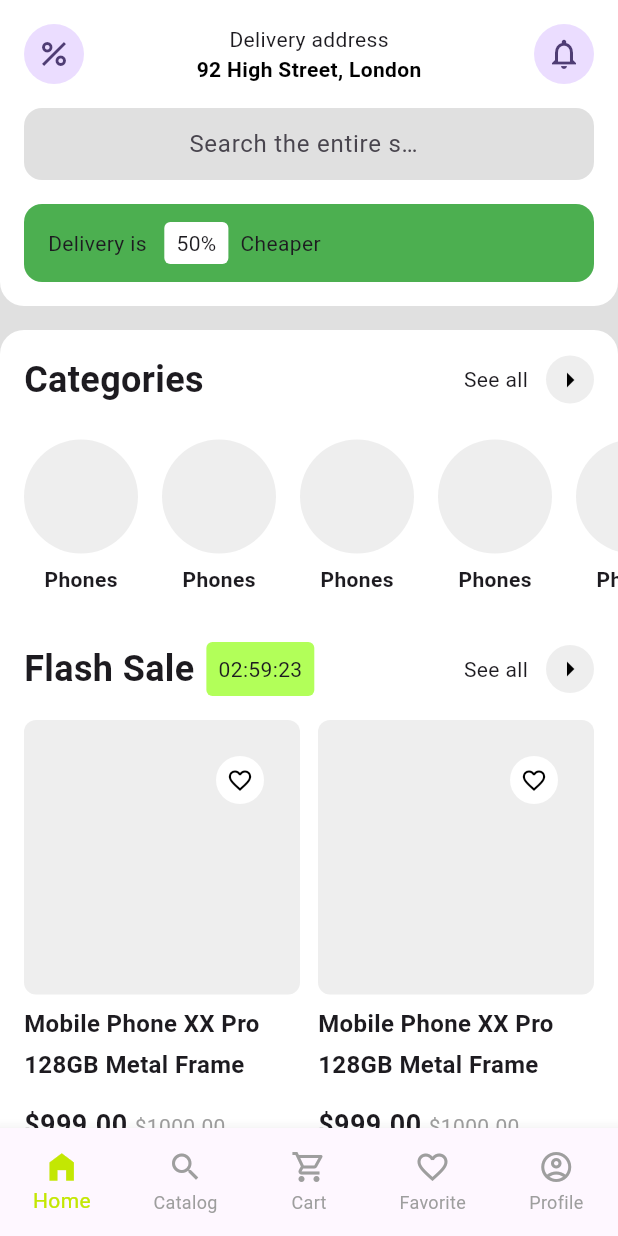
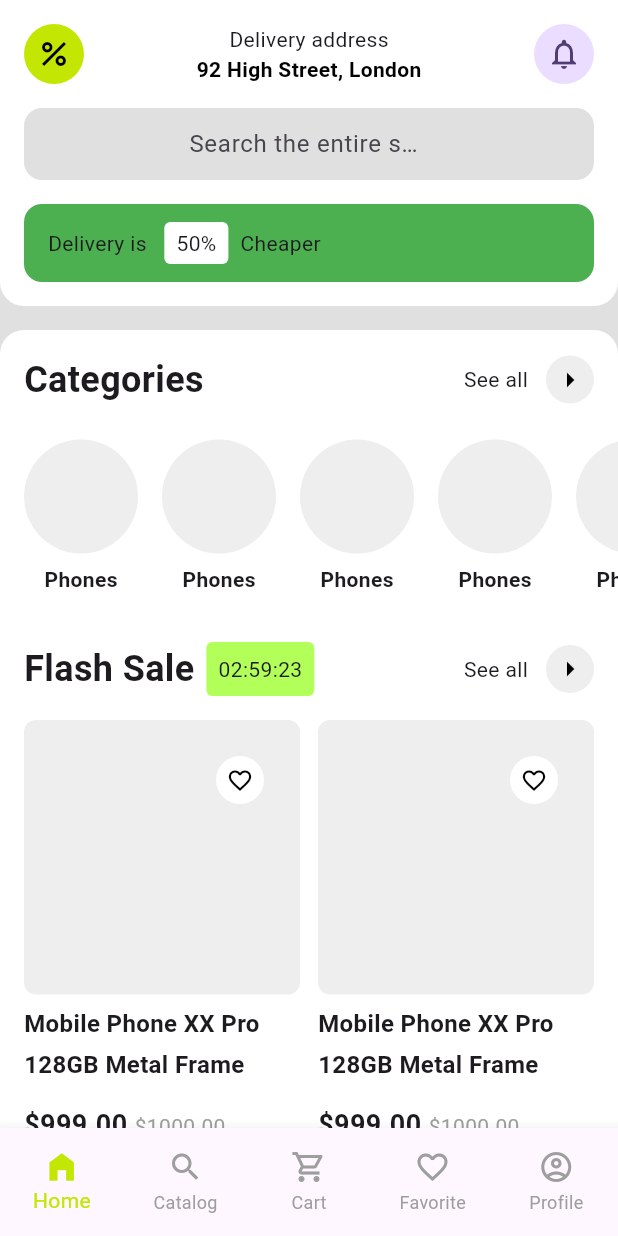
Before and after one commit to JAICHANGPARK/flutter_notebook_chapter_33, a Flutter app: the EcommerceMainPage screen opened directly, on a phone screen of 412 x 824 dp. Run offline on Flutter 3.47's test engine with Material 2 defaults, Android fonts, the phone set to English and light mode, and no system bars; our stand-ins replace dots_indicator.

Commit message:
Update ecommerce_main_page.dart

```diff
--- a/lib/ep1671_ecommerce_app/view/ecommerce_main_page.dart
+++ b/lib/ep1671_ecommerce_app/view/ecommerce_main_page.dart
@@ -30,6 +30,8 @@ class _EcommerceMainPageState extends State<EcommerceMainPage> {
                     children: [
                       CircleAvatar(
                         child: Icon(Icons.percent),
+                        backgroundColor: Color.fromRGBO(195, 231, 3, 1),
+                        foregroundColor: Colors.black,
                       ),
                       Expanded(
                         child: Column(
```
